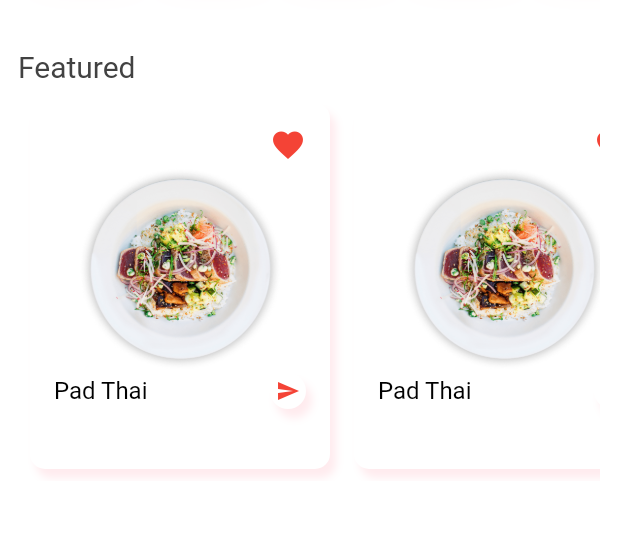
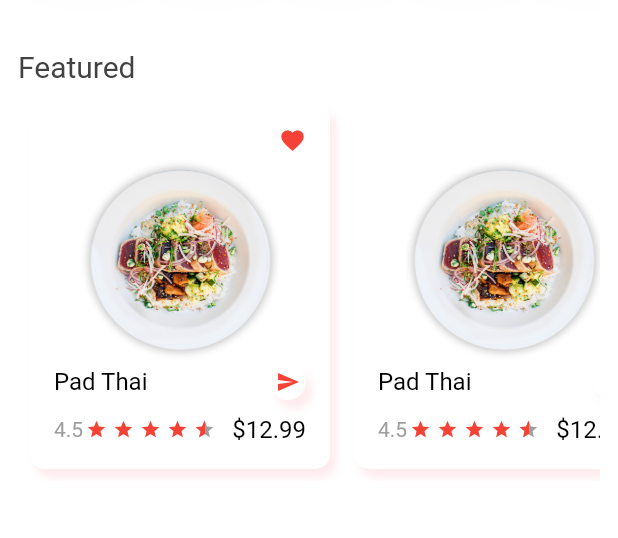
Before and after one commit to kharioki/Food_app, a Flutter app: the screen it shows after launch, on a phone screen of 412 x 824 dp, the part 332-870 px from its top. Run offline on Flutter 3.47's test engine with Material 2 defaults, Android fonts, the phone set to English and light mode, and no system bars; drawn by our look-alikes of flutter_rating_bar.

Commit message:
added rating bar and featured food ui

```diff
--- a/lib/screens/home_screen.dart
+++ b/lib/screens/home_screen.dart
@@ -1,4 +1,5 @@
 import 'package:flutter/material.dart';
+import 'package:flutter_rating_bar/flutter_rating_bar.dart';
 import 'package:food_app/constants.dart';
 import 'package:food_app/widgets/categories.dart';
 import 'package:food_app/widgets/customText.dart';
@@ -112,6 +113,7 @@ class _HomeScreenState extends State<HomeScreen> {
                         child: Icon(
                           Icons.favorite,
                           color: red,
+                          size: 18,
                         ),
                       ),
                       Image.asset(
@@ -149,6 +151,41 @@ class _HomeScreenState extends State<HomeScreen> {
                           ),
                         ],
                       ),
+                      SizedBox(height: 10),
+                      Row(
+                        mainAxisAlignment: MainAxisAlignment.spaceBetween,
+                        children: [
+                          Row(
+                            children: [
+                              CustomText(
+                                text: '4.5',
+                                size: 14,
+                                color: grey,
+                              ),
+                              RatingBar(
+                                initialRating: 4.5,
+                                minRating: 1,
+                                direction: Axis.horizontal,
+                                allowHalfRating: true,
+                                itemCount: 5,
+                                itemSize: 14,
+                                itemPadding:
+                                    EdgeInsets.symmetric(horizontal: 2.0),
+                                itemBuilder: (context, _) => Icon(
+                                  Icons.star,
+                                  color: red,
+                                ),
+                                onRatingUpdate: (rating) {
+                                  print(rating);
+                                },
+                              ),
+                            ],
+                          ),
+                          CustomText(
+                            text: '\$12.99',
+                          ),
+                        ],
+                      ),
                     ],
                   ),
                 ),
--- a/pubspec.yaml
+++ b/pubspec.yaml
@@ -27,6 +27,7 @@ dependencies:
   # The following adds the Cupertino Icons font to your application.
   # Use with the CupertinoIcons class for iOS style icons.
   cupertino_icons: ^0.1.3
+  flutter_rating_bar: ^3.0.1+1
 
 dev_dependencies:
   flutter_test:
```
Also changed, not shown: pubspec.lock.
